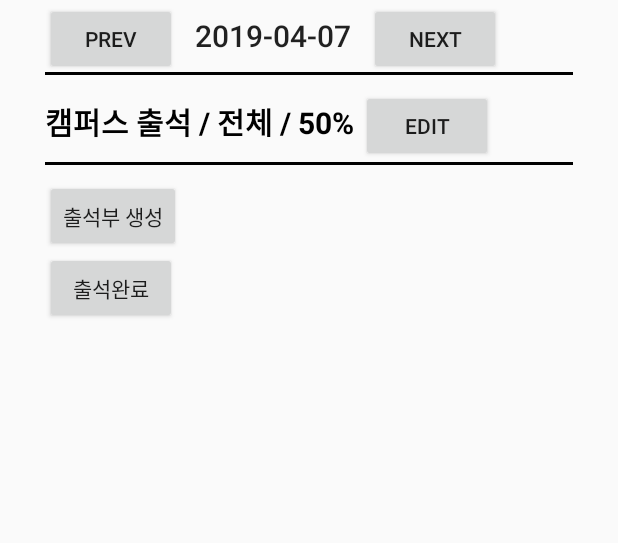
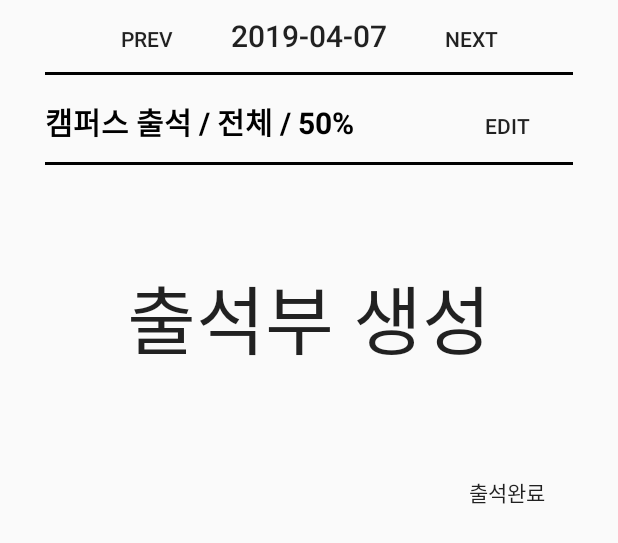
Before and after one commit to cba-sungrak/CBA_Retreat, an Android app: the layout attend_layout.xml on its own in the app's theme, with its tools: preview values and no code run, on a phone screen of 412 x 824 dp. Shown: the top 543 px of the screen. Run offline under Robolectric (Android 15) with nearby library versions, the phone set to English and light mode, and no system bars; network calls fail.

Commit message:
프로그래스 구현

```diff
--- a/app/src/main/java/kr/or/sungrak/cba/cba_retreat/fragment/DateStatisticFragment.java
+++ b/app/src/main/java/kr/or/sungrak/cba/cba_retreat/fragment/DateStatisticFragment.java
@@ -83,10 +83,10 @@ public class DateStatisticFragment extends Fragment {
 
     public void onButtonClick(View v) {
         switch (v.getId()) {
-            case R.id.attend_prev_date:
+            case R.id.statistic_prev_date:
                 getStatisticCampus(mSelectedDate, NAVI_PREV);
                 break;
-            case R.id.attend_next_date:
+            case R.id.statistic_next_date:
                 getStatisticCampus(mSelectedDate, NAVI_NEXT);
                 break;
             case R.id.statistic_date:
--- a/app/src/main/res/layout/attend_layout.xml
+++ b/app/src/main/res/layout/attend_layout.xml
@@ -14,12 +14,14 @@
         android:orientation="vertical">
 
         <LinearLayout
-            android:layout_width="match_parent"
+            android:layout_width="wrap_content"
             android:layout_height="wrap_content"
+            android:layout_gravity="center"
             android:orientation="horizontal">
 
             <Button
                 android:id="@+id/attend_prev_date"
+                style="@style/Widget.AppCompat.Button.Borderless"
                 android:layout_width="wrap_content"
                 android:layout_height="wrap_content"
                 android:onClick="@{fragment::onButtonClick}"
@@ -36,6 +38,7 @@
 
             <Button
                 android:id="@+id/attend_next_date"
+                style="@style/Widget.AppCompat.Button.Borderless"
                 android:layout_width="wrap_content"
                 android:layout_height="wrap_content"
                 android:onClick="@{fragment::onButtonClick}"
@@ -62,9 +65,14 @@
                 android:textSize="20sp"
                 android:textStyle="bold"
                 android:typeface="sans" />
+            <View
+                android:layout_width="0dp"
+                android:layout_height="0dp"
+                android:layout_weight="1" />
 
             <Button
                 android:id="@+id/edit_attend"
+                style="@style/Widget.AppCompat.Button.Borderless"
                 android:layout_width="wrap_content"
                 android:layout_height="wrap_content"
                 android:onClick="@{fragment::onButtonClick}"
@@ -85,9 +93,12 @@
 
             <Button
                 android:id="@+id/create_attend"
+                style="@style/Widget.AppCompat.Button.Borderless"
                 android:layout_width="wrap_content"
-                android:layout_height="wrap_content"
+                android:layout_height="184dp"
+                android:layout_gravity="center"
                 android:onClick="@{fragment::onButtonClick}"
+                android:textSize="50sp"
                 android:text="출석부 생성" />
 
             <android.support.v7.widget.RecyclerView
@@ -100,8 +111,10 @@
 
         <Button
             android:id="@+id/confirm_attend"
+            style="@style/Widget.AppCompat.Button.Borderless"
             android:layout_width="wrap_content"
             android:layout_height="wrap_content"
+            android:layout_gravity="end"
             android:onClick="@{fragment::onButtonClick}"
             android:text="출석완료" />
     </LinearLayout>
--- a/app/src/main/res/layout/campus_statistic_item.xml
+++ b/app/src/main/res/layout/campus_statistic_item.xml
@@ -31,13 +31,14 @@
                 android:id="@+id/statistic_count"
                 android:layout_width="wrap_content"
                 android:layout_height="wrap_content"
-                android:text="@{statistic.registered+` / `+statistic.attended+`  `}"
+                android:text="@{statistic.attended+` / `+statistic.registered+`  `}"
                 android:textColor="@android:color/black"
                 android:typeface="serif" />
 
             <ProgressBar
                 android:id="@+id/progressBar"
                 style="?android:attr/progressBarStyleHorizontal"
+                android:progress="@{statistic.percent}"
                 android:layout_width="wrap_content"
                 android:layout_height="wrap_content"
                 android:layout_weight="1" />
@@ -46,7 +47,7 @@
                 android:id="@+id/statistic_percent"
                 android:layout_width="wrap_content"
                 android:layout_height="wrap_content"
-                android:text="@{`  `+statistic.percent}"
+                android:text="@{`  `+statistic.percent+`%`}"
                 android:textColor="@android:color/black"
                 android:typeface="serif" />
 
```
Also changed, not shown: app/src/main/java/kr/or/sungrak/cba/cba_retreat/models/CampusStatisticList.java (+6 -2 lines), app/src/main/res/layout/date_statistic_layout.xml (+8 -3 lines).
